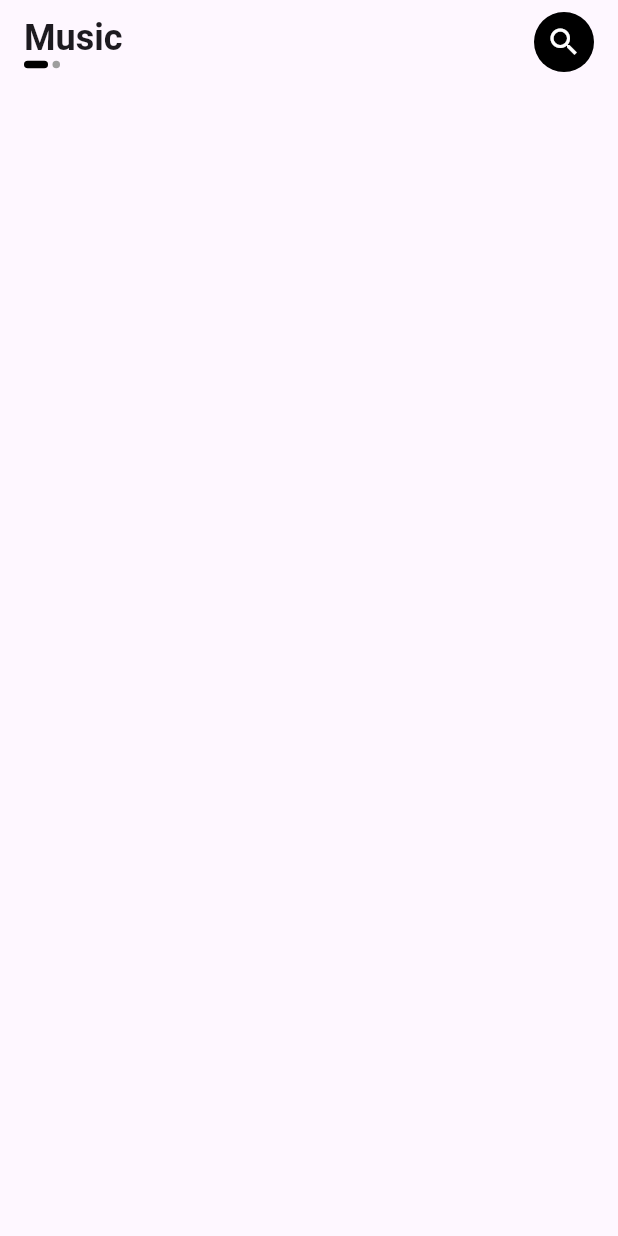
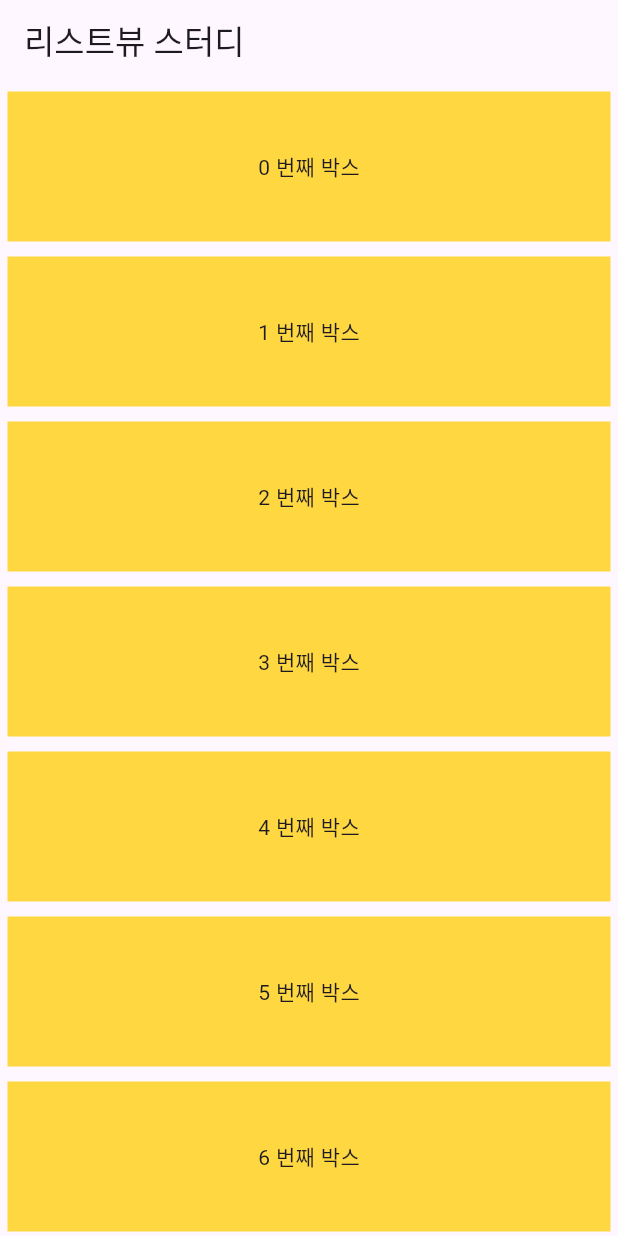
Before and after one commit to a01025641396-netizen/flutter-study-9-1, a Flutter app: the screen it shows after launch, on a phone screen of 412 x 824 dp. Run offline on Flutter 3.47's test engine with Material 3 defaults, Android fonts, the phone set to English and light mode, and no system bars.

Commit message:
feat:차이점

```diff
--- a/lib/main.dart
+++ b/lib/main.dart
@@ -1,104 +1,42 @@
 import 'package:flutter/material.dart';
+import 'package:flutter_practice_1/text_box.dart';
 
 void main() {
-  runApp(MyApp());
+  runApp(App());
 }
 
-class MyApp extends StatelessWidget {
+class App extends StatelessWidget {
   @override
   Widget build(BuildContext context) {
     return MaterialApp(home: HomePage());
   }
 }
 
-/// - ListView
-///     - ClipRRect : 자녀위젯 그냥 잘라줌
-///         - Image
-///     - Row (제목행 이라고 부르자!)(TODO 간격 구현하면서 고민!)
-///         - Text
-///         - Text
-///     - Row
-///         - Column (큰앨범 이라고 부르자!)
-///             - ClipRRect
-///                 - Image
-///             - Text
-///             - Text
-///         - 큰앨범
-///         - 큰앨범
-///     - 제목행
-///     - Row (작은앨범 이라고 부르자!)
-///         - ClipRRect
-///             - Image
-///         - Column
-///             - Text
-///             - Text
-///         - Icon
-///     - 작은앨범
-///     - 작은앨범
+// SingleChildSctollView +column
+// ListView 기본 생성자
+// ListView.builder 네임드 생성자
 class HomePage extends StatelessWidget {
   @override
   Widget build(BuildContext context) {
+    List<Widget> children = [];
+    for (var i = 0; i < 100; i++) {
+      children.add(MyTextBox(text: "$i번째 박스 "));
+    }
+
     return Scaffold(
-      appBar: AppBar(
-        actions: [
-          Container(
-            width: 40,
-            height: 40,
-            decoration: BoxDecoration(
-              borderRadius: BorderRadius.circular(100),
-              color: Colors.black,
-              //
-            ),
-            child: Icon(Icons.search, color: Colors.white),
-          ),
-          SizedBox(width: 16),
-        ],
-        // title 속성은 안드로이드에서는 왼쪽 기본
-        // 아이폰에서는 가운데 기본
-        // centerTitle false 주게되면은 왼쪽으로 가지만
-        // title에 Column 을 배치하면 Column 크기가 앱바 영역전체를
-        // 차지하기 때문에 무용지물
-        // 이럴땐 Column의 crossAxisAlignment 속성으로 조정
-        // Column과 Row의 crossAxisAlignment 기본값은 가운데!
-        title: Column(
-          crossAxisAlignment: CrossAxisAlignment.start,
-          children: [
-            Text(
-              "Music",
-              style: TextStyle(
-                fontSize: 24,
-                fontWeight: FontWeight.bold,
-                //
-              ),
-            ),
-            Row(
-              children: [
-                Container(
-                  width: 16,
-                  height: 5,
-                  decoration: BoxDecoration(
-                    color: Colors.black,
-                    borderRadius: BorderRadius.circular(100),
-                    //
-                  ),
-                ),
-                SizedBox(width: 3),
-                Container(
-                  width: 5,
-                  height: 5,
-                  decoration: BoxDecoration(
-                    color: Colors.grey,
-                    borderRadius: BorderRadius.circular(100),
-                    //
-                  ),
-                ),
-                //
-              ],
-            ),
-          ],
-        ),
+      appBar: AppBar(title: Text("리스트뷰 스터디")),
+      //SingleChildScrollView: 생성자 100번 호출,빌드 100번 호출
+      //body: SingleChildScrollView(child: Column(children: children)),
+      //ListView 기본 생성자: 생성자 100번 호출,빌드 10번 호출
+      //보여지는것만 그림! 스크롤 내렷을 때 즉각즉각 바로 보일 수 있게 보이는거 + 몇개 더 그림!
+      // body: ListView(children: children),
+      //ListView.builder 네임드 생성자: 생성자 10번 호출,빌드 10번 호출
+      body: ListView.builder(
+        itemCount: 100,
+        itemBuilder: (context, index) {
+          return MyTextBox(text: "$index 번째 박스");
+        },
       ),
-      //
     );
   }
 }
--- /dev/null
+++ b/lib/text_box.dart
@@ -0,0 +1,19 @@
+import 'package:flutter/material.dart';
+
+class MyTextBox extends StatelessWidget {
+  MyTextBox({required this.text}) {
+    print("생성자 호출됨: $text");
+  }
+  String text;
+  @override
+  Widget build(BuildContext context) {
+    print("생성자 호출됨: $text");
+    return Container(
+      width: double.infinity,
+      height: 100,
+      decoration: BoxDecoration(color: Colors.amberAccent),
+      margin: EdgeInsets.all(5),
+      child: Center(child: Text(text)),
+    );
+  }
+}
```
Also changed, not shown: pubspec.lock, 1 other file.
